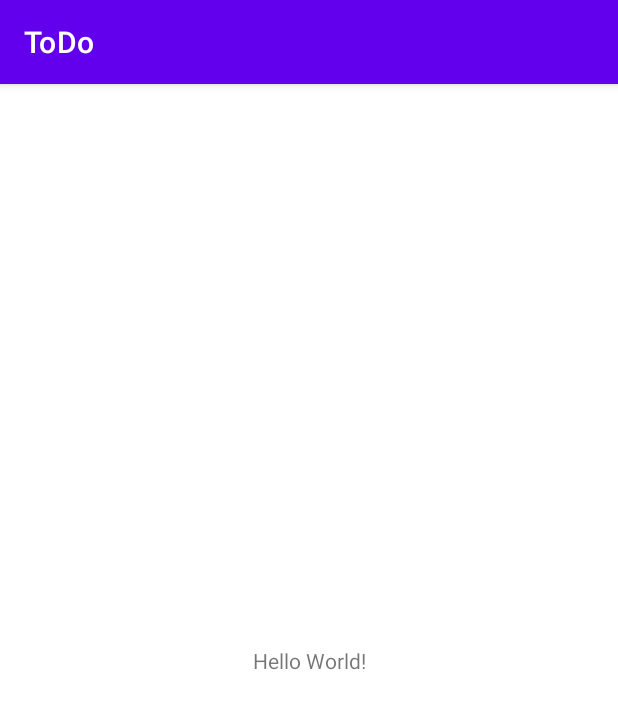
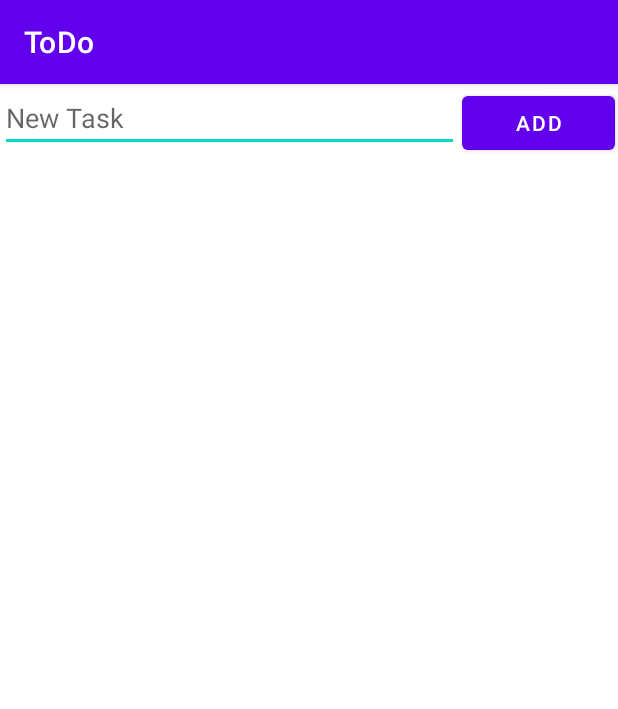
Before and after one commit to Abjtkr05/AndroidDev, an Android app: the screen it shows after launch (MainActivity), on a phone screen of 412 x 824 dp. Shown: the top 709 px of the screen. Run offline under Robolectric (Android 15) with nearby library versions, the phone set to English and light mode, and no system bars.

Commit message:
ViewPractice

```diff
--- a/ToDo/app/src/main/res/layout/activity_main.xml
+++ b/ToDo/app/src/main/res/layout/activity_main.xml
@@ -1,18 +1,35 @@
 <?xml version="1.0" encoding="utf-8"?>
-<androidx.constraintlayout.widget.ConstraintLayout xmlns:android="http://schemas.android.com/apk/res/android"
+<FrameLayout xmlns:android="http://schemas.android.com/apk/res/android"
     xmlns:app="http://schemas.android.com/apk/res-auto"
     xmlns:tools="http://schemas.android.com/tools"
     android:layout_width="match_parent"
     android:layout_height="match_parent"
     tools:context=".MainActivity">
+    <LinearLayout
+        android:layout_width="match_parent"
+        android:layout_height="wrap_content"
 
-    <TextView
-        android:layout_width="wrap_content"
-        android:layout_height="wrap_content"
-        android:text="Hello World!"
-        app:layout_constraintBottom_toBottomOf="parent"
-        app:layout_constraintEnd_toEndOf="parent"
-        app:layout_constraintStart_toStartOf="parent"
-        app:layout_constraintTop_toTopOf="parent" />
+>
+        <EditText
+            android:id="@+id/taskInput"
+            android:layout_width="0dp"
+            android:layout_height="wrap_content"
+            android:layout_weight="3"
+            android:hint="@string/new_task"
+            />
+        <Button
+            android:id="@+id/taskAdd"
+            android:layout_width="0dp"
+            android:layout_height="wrap_content"
+            android:layout_weight="1"
+            android:layout_margin="2dp"
+            android:text="ADD"
+            />
 
-</androidx.constraintlayout.widget.ConstraintLayout>
+    </LinearLayout>
+    <androidx.recyclerview.widget.RecyclerView
+        android:id="@+id/task"
+        android:layout_marginTop="64dp"
+        android:layout_width="match_parent"
+        android:layout_height="match_parent" />
+</FrameLayout>
--- a/ToDo/app/src/main/res/values/strings.xml
+++ b/ToDo/app/src/main/res/values/strings.xml
@@ -1,3 +1,4 @@
 <resources>
     <string name="app_name">ToDo</string>
+    <string name="new_task">New Task</string>
 </resources>
```
